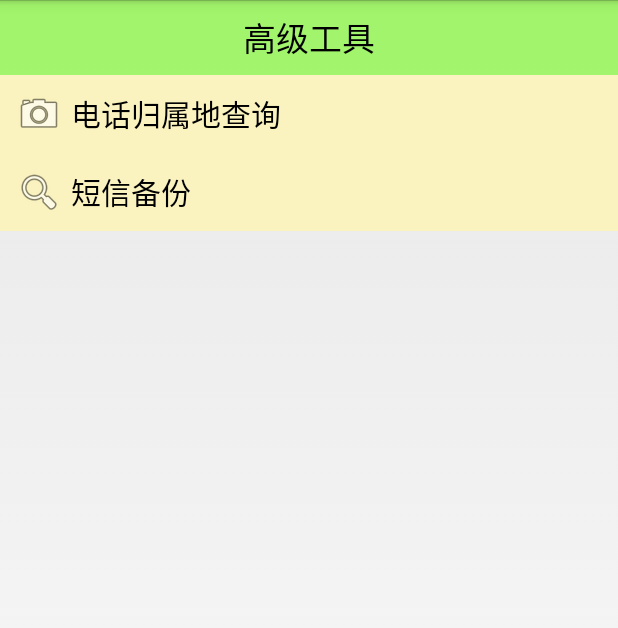
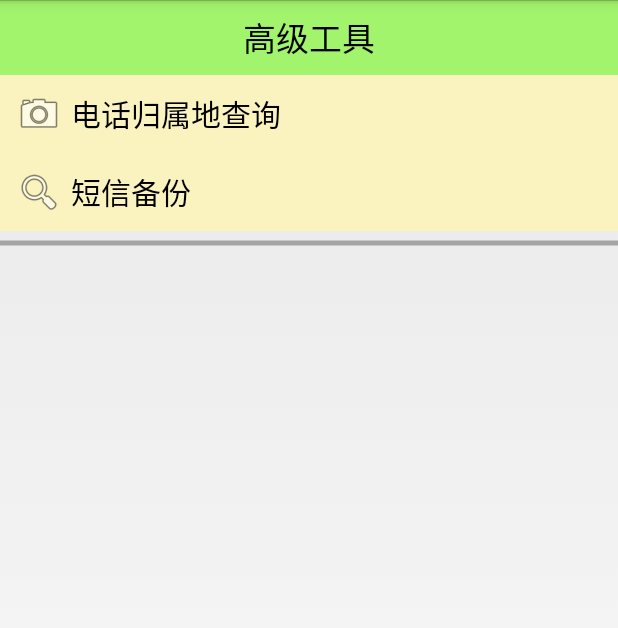
Before and after one commit to AnglusWang/MobileSafe, an Android app: the AToolsActivity screen opened directly, with no data from a screen before it, on a phone screen of 412 x 824 dp. Shown: the top 628 px of the screen. Run offline under Robolectric (Android 15) with nearby library versions, the phone set to English and light mode, and no system bars.

Commit message:
短信备份 --- 更改需求，把ProgressDialog 换为 ProgressBar 进行显示

```diff
--- a/app/src/main/java/com/example/angluswang/mobilesafe/activity/AToolsActivity.java
+++ b/app/src/main/java/com/example/angluswang/mobilesafe/activity/AToolsActivity.java
@@ -5,22 +5,30 @@ import android.app.ProgressDialog;
 import android.content.Intent;
 import android.os.Bundle;
 import android.view.View;
+import android.widget.ProgressBar;
 
 import com.example.angluswang.mobilesafe.R;
 import com.example.angluswang.mobilesafe.utils.SmsUtils;
 import com.example.angluswang.mobilesafe.utils.UIUtils;
+import com.lidroid.xutils.ViewUtils;
+import com.lidroid.xutils.view.annotation.ContentView;
+import com.lidroid.xutils.view.annotation.ViewInject;
 
 /**
  * 高级工具
  */
+@ContentView(R.layout.activity_atools)
 public class AToolsActivity extends Activity {
 
     private ProgressDialog pd; // 短信备份进度框
 
+    @ViewInject(R.id.pb_msg_backup)
+    private ProgressBar pbMsgBackup;
+
     @Override
     protected void onCreate(Bundle savedInstanceState) {
         super.onCreate(savedInstanceState);
-        setContentView(R.layout.activity_atools);
+        ViewUtils.inject(this);
     }
 
     /**
@@ -40,15 +48,15 @@ public class AToolsActivity extends Activity {
     public void messagingBackup(View view) {
 
         // 初始化一个进度条的对话框
-        pd = new ProgressDialog(this);
-        pd.setTitle("提示");
-        pd.setMessage("正在执行操作，请等待。。。");
-        pd.show();
+//        pd = new ProgressDialog(this);
+//        pd.setTitle("提示");
+//        pd.setMessage("正在执行操作，请等待。。。");
+//        pd.show();
 
         new Thread() {
             @Override
             public void run() {
-                boolean result = SmsUtils.backUp(AToolsActivity.this, pd);
+                boolean result = SmsUtils.backUp(AToolsActivity.this, pbMsgBackup);
                 if (result) {
 //                    Looper.prepare(); // 取消息
 //                    Toast.makeText(AToolsActivity.this, "短信备份成功",
@@ -58,7 +66,7 @@ public class AToolsActivity extends Activity {
                 } else {
                     UIUtils.showToast(AToolsActivity.this, "短信备份失败");
                 }
-                pd.dismiss();
+//                pd.dismiss();
             }
         };
     }
--- a/app/src/main/java/com/example/angluswang/mobilesafe/utils/SmsUtils.java
+++ b/app/src/main/java/com/example/angluswang/mobilesafe/utils/SmsUtils.java
@@ -1,6 +1,5 @@
 package com.example.angluswang.mobilesafe.utils;
 
-import android.app.ProgressDialog;
 import android.content.ContentResolver;
 import android.content.Context;
 import android.database.Cursor;
@@ -9,6 +8,7 @@ import android.os.Environment;
 import android.os.SystemClock;
 import android.util.Log;
 import android.util.Xml;
+import android.widget.ProgressBar;
 
 import org.xmlpull.v1.XmlSerializer;
 
@@ -31,7 +31,7 @@ public class SmsUtils {
      * 使用内容观察者
      * 3 写短信(写到sd卡)
      */
-    public static boolean backUp(Context context, ProgressDialog pd) {
+    public static boolean backUp(Context context, ProgressBar pd) {
 
         // 判断 SD 卡状态
         if (Environment.getExternalStorageState().equals(Environment.MEDIA_MOUNTED)) {
--- a/app/src/main/res/layout/activity_atools.xml
+++ b/app/src/main/res/layout/activity_atools.xml
@@ -2,24 +2,30 @@
 <LinearLayout
     xmlns:android="http://schemas.android.com/apk/res/android"
     xmlns:tools="http://schemas.android.com/tools"
-    android:orientation="vertical"
     android:layout_width="match_parent"
-    android:layout_height="match_parent">
+    android:layout_height="match_parent"
+    android:orientation="vertical">
 
     <TextView
         style="@style/TitleStyle"
-        android:text="高级工具" />
+        android:text="高级工具"/>
 
     <TextView
         style="@style/AToolsItemStyle"
+        android:drawableLeft="@android:drawable/ic_menu_camera"
         android:onClick="numberAddressQuery"
-        android:drawableLeft="@android:drawable/ic_menu_camera"
         android:text="电话归属地查询"/>
 
     <TextView
         style="@style/AToolsItemStyle"
+        android:drawableLeft="@android:drawable/ic_menu_search"
         android:onClick="messagingBackup"
-        android:drawableLeft="@android:drawable/ic_menu_search"
         android:text="短信备份"/>
 
+    <ProgressBar
+        android:id="@+id/pb_msg_backup"
+        style="?android:attr/progressBarStyleHorizontal"
+        android:layout_width="match_parent"
+        android:layout_height="wrap_content"/>
+
 </LinearLayout>
```
